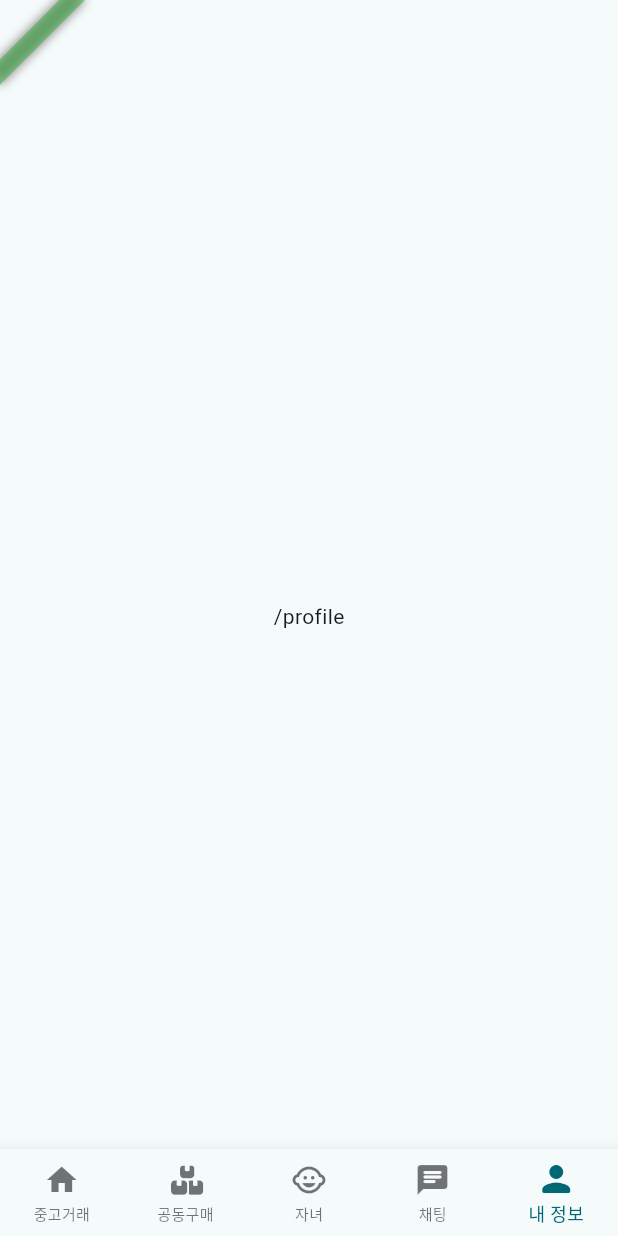
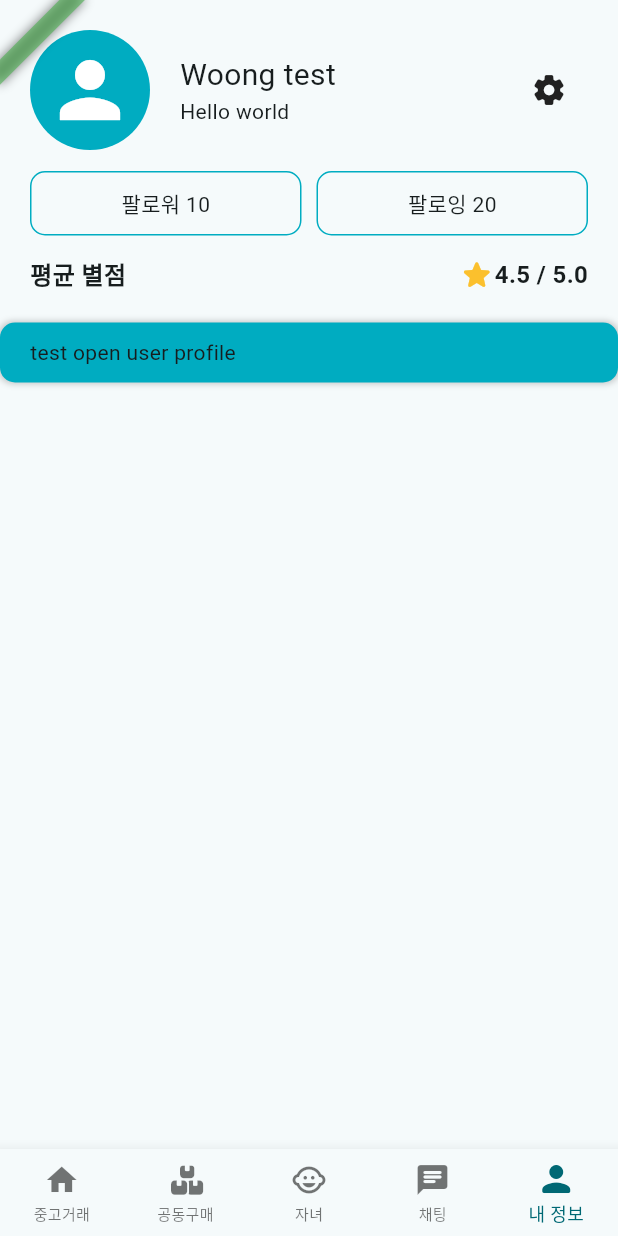
Before and after one commit to kyeongjeong/child_goods_store_flutter, a Flutter app: the screen it shows after launch, item 5 of the bottom bar chosen, on a phone screen of 412 x 824 dp. Run offline on Flutter 3.47's test engine with Material 3 defaults, Android fonts, the phone set to English and light mode, and no system bars; our stand-ins replace bloc, dio, equatable, firebase_core, flutter_bloc, flutter_secure_storage and 6 more; missing offline and left inert: flutter_naver_login, kakao_flutter_sdk_user; accounts and stored records are empty; generated files the repository leaves out were written again.

Commit message:
Feat "Implement user profile"
유저 프로필 조회하는 로직 구현 완료했습니다.
내 정보, 혹은 타 유저의 정보 모두 동일한 화면과 Bloc을 사용하여 관리합니다.

```diff
--- a/lib/app_router.dart
+++ b/lib/app_router.dart
@@ -1,6 +1,7 @@
 import 'package:child_goods_store_flutter/blocs/auth/auth_bloc_singleton.dart';
 import 'package:child_goods_store_flutter/blocs/edit_profile/edit_profile_bloc.dart';
 import 'package:child_goods_store_flutter/blocs/phone_verify/phone_verify_bloc.dart';
+import 'package:child_goods_store_flutter/blocs/profile/profile_bloc.dart';
 import 'package:child_goods_store_flutter/blocs/signup/signup_bloc.dart';
 import 'package:child_goods_store_flutter/blocs/splash/splash_cubit.dart';
 import 'package:child_goods_store_flutter/constants/routes.dart';
@@ -57,9 +58,6 @@ class _AppRouterState extends State<AppRouter> {
         final allowPageInUnknownState = [Routes.signup, Routes.phoneVerify];
         final allowPageInUnAuthState = [Routes.phoneVerify];
         final blockPageInAuthState = [Routes.root, Routes.signin];
-
-        print(authState.authStatus);
-        print(state.matchedLocation);
 
         if (authState.authStatus == EAuthStatus.init) {
           return Routes.root;
@@ -140,7 +138,6 @@ class _AppRouterState extends State<AppRouter> {
               items: [
                 const BottomNavigationBarItem(
                   label: '중고거래',
-                  activeIcon: Icon(Icons.home),
                   icon: Icon(Icons.home),
                 ),
                 BottomNavigationBarItem(
@@ -204,11 +201,29 @@ class _AppRouterState extends State<AppRouter> {
               routes: [
                 GoRoute(
                   path: Routes.profile,
-                  builder: (context, state) => const ProfilePage(),
+                  builder: (context, state) => BlocProvider(
+                    create: (context) => ProfileBloc(
+                      userRepository: context.read<UserRepository>(),
+                      userIdx: AuthBlocSingleton.bloc.state.user!.userIdx!,
+                    ),
+                    child: const ProfilePage(
+                      popAble: false,
+                    ),
+                  ),
                 ),
               ],
             ),
           ],
+        ),
+        GoRoute(
+          path: '${Routes.profile}/:userIdx',
+          builder: (context, state) => BlocProvider(
+            create: (context) => ProfileBloc(
+              userRepository: context.read<UserRepository>(),
+              userIdx: int.parse(state.pathParameters['userIdx'] as String),
+            ),
+            child: const ProfilePage(popAble: true),
+          ),
         ),
       ],
     );
--- a/lib/blocs/auth/auth_bloc.dart
+++ b/lib/blocs/auth/auth_bloc.dart
@@ -82,7 +82,7 @@ class AuthBloc extends Bloc<AuthEvent, AuthState>
           throw Exception('소셜 로그인에 실패했습니다.');
         }
 
-        print(accessToken);
+        debugPrint('[AuthBloc/_authSignin] $accessToken');
 
         var res = await authRepository.signinWithOauth2(
           method: method,
--- /dev/null
+++ b/lib/blocs/profile/profile_bloc.dart
@@ -0,0 +1,56 @@
+import 'package:child_goods_store_flutter/blocs/auth/auth_bloc_singleton.dart';
+import 'package:child_goods_store_flutter/blocs/profile/profile_event.dart';
+import 'package:child_goods_store_flutter/blocs/profile/profile_state.dart';
+import 'package:child_goods_store_flutter/enums/loading_status.dart';
+import 'package:child_goods_store_flutter/mixins/dio_exception_handler.dart';
+import 'package:child_goods_store_flutter/models/res/res_model.dart';
+import 'package:child_goods_store_flutter/models/user/user_profile_model.dart';
+import 'package:child_goods_store_flutter/repositories/user_repository.dart';
+import 'package:flutter_bloc/flutter_bloc.dart';
+
+class ProfileBloc extends Bloc<ProfileEvent, ProfileState>
+    with DioExceptionHandlerMixin {
+  final UserRepository userRepository;
+  final int userIdx;
+
+  ProfileBloc({
+    required this.userRepository,
+    required this.userIdx,
+  }) : super(const ProfileState.init()) {
+    on<ProfileGet>(_profileGetHandler);
+
+    add(ProfileGet());
+  }
+
+  Future<void> _profileGetHandler(
+    ProfileGet event,
+    Emitter<ProfileState> emit,
+  ) async {
+    if (state.status == ELoadingStatus.loading &&
+        state.profileStatus == ELoadingStatus.loading) return;
+
+    emit(state.copyWith(
+      status: ELoadingStatus.loading,
+      profileStatus: ELoadingStatus.loading,
+    ));
+    await handleApiRequest(
+      () async {
+        ResModel<UserProfileModel>? res;
+        if (userIdx == AuthBlocSingleton.bloc.state.user?.userIdx) {
+          res = await userRepository.getMyProfile();
+        } else {
+          res = await userRepository.getUserProfile(userIdx: userIdx);
+        }
+
+        emit(state.copyWith(
+          status: ELoadingStatus.loaded,
+          profileStatus: ELoadingStatus.loaded,
+          userProfile: res.data,
+        ));
+      },
+      state: state,
+      emit: emit,
+      initAfterError: false,
+    );
+  }
+}
--- /dev/null
+++ b/lib/blocs/profile/profile_event.dart
@@ -0,0 +1,3 @@
+abstract class ProfileEvent {}
+
+class ProfileGet extends ProfileEvent {}
--- /dev/null
+++ b/lib/blocs/profile/profile_state.dart
@@ -0,0 +1,45 @@
+import 'package:child_goods_store_flutter/blocs/abs_bloc_state.dart';
+import 'package:child_goods_store_flutter/enums/loading_status.dart';
+import 'package:child_goods_store_flutter/models/user/user_profile_model.dart';
+
+class ProfileState extends BlocState {
+  final ELoadingStatus profileStatus;
+  final UserProfileModel? userProfile;
+
+  const ProfileState({
+    required this.profileStatus,
+    this.userProfile,
+    required super.status,
+    super.message,
+  });
+
+  const ProfileState.init()
+      : profileStatus = ELoadingStatus.init,
+        userProfile = null,
+        super(
+          status: ELoadingStatus.init,
+          message: null,
+        );
+
+  @override
+  ProfileState copyWith({
+    ELoadingStatus? profileStatus,
+    UserProfileModel? userProfile,
+    ELoadingStatus? status,
+    String? message,
+  }) =>
+      ProfileState(
+        profileStatus: profileStatus ?? this.profileStatus,
+        userProfile: userProfile ?? this.userProfile,
+        status: status ?? this.status,
+        message: message ?? this.message,
+      );
+
+  @override
+  List<Object?> get props => [
+        profileStatus,
+        userProfile,
+        status,
+        message,
+      ];
+}
--- /dev/null
+++ b/lib/models/user/user_profile_model.dart
@@ -0,0 +1,21 @@
+import 'package:freezed_annotation/freezed_annotation.dart';
+
+part 'user_profile_model.freezed.dart';
+part 'user_profile_model.g.dart';
+
+@freezed
+class UserProfileModel with _$UserProfileModel {
+  factory UserProfileModel({
+    int? userIdx,
+    String? nickName,
+    String? introduce,
+    String? profileImg,
+    int? followNum,
+    int? followingNum,
+    double? averageStars,
+    DateTime? createAt,
+  }) = _UserProfileModel;
+
+  factory UserProfileModel.fromJson(Map<String, dynamic> json) =>
+      _$UserProfileModelFromJson(json);
+}
--- a/lib/pages/profile/profile_page.dart
+++ b/lib/pages/profile/profile_page.dart
@@ -1,17 +1,115 @@
-import 'package:child_goods_store_flutter/flavors.dart';
+import 'package:child_goods_store_flutter/blocs/profile/profile_bloc.dart';
+import 'package:child_goods_store_flutter/blocs/profile/profile_event.dart';
+import 'package:child_goods_store_flutter/blocs/profile/profile_state.dart';
+import 'package:child_goods_store_flutter/constants/gaps.dart';
+import 'package:child_goods_store_flutter/constants/routes.dart';
+import 'package:child_goods_store_flutter/constants/strings.dart';
+import 'package:child_goods_store_flutter/enums/loading_status.dart';
+import 'package:child_goods_store_flutter/pages/profile/widgets/profile_card.dart';
 import 'package:child_goods_store_flutter/widgets/app_font.dart';
+import 'package:child_goods_store_flutter/widgets/app_ink_button.dart';
+import 'package:child_goods_store_flutter/widgets/app_snackbar.dart';
 import 'package:flutter/material.dart';
+import 'package:flutter_bloc/flutter_bloc.dart';
+import 'package:go_router/go_router.dart';
 
 class ProfilePage extends StatelessWidget {
-  const ProfilePage({super.key});
+  final bool popAble;
+
+  const ProfilePage({
+    super.key,
+    required this.popAble,
+  });
+
+  void _onTapRetryGetProfile(BuildContext context) {
+    context.read<ProfileBloc>().add(ProfileGet());
+  }
 
   @override
   Widget build(BuildContext context) {
-    return Scaffold(
-      appBar: AppBar(
-        title: AppFont(F.name),
+    return BlocListener<ProfileBloc, ProfileState>(
+      listenWhen: (previous, current) => previous.status != current.status,
+      listener: (context, state) {
+        if (state.status == ELoadingStatus.error &&
+            state.profileStatus == ELoadingStatus.loaded) {
+          AppSnackbar.show(
+            context,
+            message: state.message ?? Strings.unknownFail,
+          );
+        }
+      },
+      child: Scaffold(
+        appBar: popAble
+            ? AppBar(
+                title: const AppFont('프로필'),
+              )
+            : null,
+        body: SafeArea(
+          child: BlocBuilder<ProfileBloc, ProfileState>(
+            builder: (context, state) {
+              if (state.profileStatus == ELoadingStatus.loaded) {
+                return _buildBody(context, state: state);
+              }
+              if (state.status == ELoadingStatus.error &&
+                  state.profileStatus == ELoadingStatus.loading) {
+                return _buildError(
+                  context,
+                  message: state.message ?? Strings.unknownFail,
+                );
+              }
+              return const Center(
+                child: CircularProgressIndicator(),
+              );
+            },
+          ),
+        ),
       ),
-      body: const Center(child: AppFont('/profile')),
+    );
+  }
+
+  Widget _buildBody(
+    BuildContext context, {
+    required ProfileState state,
+  }) {
+    return CustomScrollView(
+      slivers: [
+        SliverToBoxAdapter(
+          child: ProfileCard(
+            userProfile: state.userProfile!,
+            popAble: popAble,
+          ),
+        ),
+        SliverToBoxAdapter(
+          child: AppInkButton(
+            onTap: () {
+              context.push('${Routes.profile}/10');
+            },
+            child: const AppFont('test open user profile'),
+          ),
+        ),
+      ],
+    );
+  }
+
+  Widget _buildError(
+    BuildContext context, {
+    required String message,
+  }) {
+    return Center(
+      child: Column(
+        mainAxisSize: MainAxisSize.min,
+        children: [
+          AppFont(message),
+          Gaps.v20,
+          AppInkButton(
+            onTap: () => _onTapRetryGetProfile(context),
+            child: const AppFont(
+              '재시도',
+              color: Colors.white,
+            ),
+          ),
+        ],
+      ),
     );
   }
 }
--- /dev/null
+++ b/lib/pages/profile/widgets/profile_card.dart
@@ -0,0 +1,151 @@
+import 'package:child_goods_store_flutter/constants/gaps.dart';
+import 'package:child_goods_store_flutter/constants/sizes.dart';
+import 'package:child_goods_store_flutter/constants/strings.dart';
+import 'package:child_goods_store_flutter/models/user/user_profile_model.dart';
+import 'package:child_goods_store_flutter/widgets/app_font.dart';
+import 'package:child_goods_store_flutter/widgets/app_ink_button.dart';
+import 'package:child_goods_store_flutter/widgets/app_profile_image.dart';
+import 'package:flutter/material.dart';
+
+class ProfileCard extends StatelessWidget {
+  final UserProfileModel userProfile;
+  final bool popAble;
+
+  const ProfileCard({
+    super.key,
+    required this.userProfile,
+    required this.popAble,
+  });
+
+  void _onTapSetting() {}
+
+  void _onTapFollowButton() {}
+
+  void _onTapFollow() {}
+
+  void _onTapFollowing() {}
+
+  @override
+  Widget build(BuildContext context) {
+    return Padding(
+      padding: const EdgeInsets.all(Sizes.size20),
+      child: Column(
+        children: [
+          Row(
+            children: [
+              AppProfileImage(
+                profileImg: userProfile.profileImg,
+              ),
+              Gaps.h20,
+              Expanded(
+                child: Column(
+                  crossAxisAlignment: CrossAxisAlignment.stretch,
+                  children: [
+                    AppFont(
+                      userProfile.nickName ?? Strings.nullStr,
+                      fontSize: Sizes.size20,
+                    ),
+                    AppFont(userProfile.introduce ?? Strings.nullStr),
+                  ],
+                ),
+              ),
+              Gaps.h20,
+              if (!popAble)
+                AppInkButton(
+                  onTap: _onTapSetting,
+                  borderRadSize: Sizes.size32,
+                  color: Theme.of(context).scaffoldBackgroundColor,
+                  shadowColor: Colors.transparent,
+                  padding: EdgeInsets.zero,
+                  child: const Padding(
+                    padding: EdgeInsets.all(Sizes.size14),
+                    child: Icon(Icons.settings_rounded),
+                  ),
+                ),
+              if (popAble)
+                AppInkButton(
+                  onTap: _onTapFollowButton,
+                  child: const AppFont(
+                    '팔로우',
+                    color: Colors.white,
+                  ),
+                ),
+            ],
+          ),
+          Gaps.v14,
+          Row(
+            children: [
+              _followButton(
+                context,
+                onTap: _onTapFollow,
+                text: '팔로워 ${userProfile.followNum ?? 0}',
+              ),
+              Gaps.h10,
+              _followButton(
+                context,
+                onTap: _onTapFollowing,
+                text: '팔로잉 ${userProfile.followingNum ?? 0}',
+              ),
+            ],
+          ),
+          Gaps.v14,
+          Row(
+            children: [
+              const AppFont(
+                '평균 별점',
+                fontSize: Sizes.size16,
+                fontWeight: FontWeight.w700,
+              ),
+              const Expanded(child: SizedBox()),
+              Row(
+                children: [
+                  Icon(
+                    Icons.star_rounded,
+                    color: Colors.yellow.shade700,
+                  ),
+                  AppFont(
+                    '${userProfile.averageStars?.toStringAsFixed(1) ?? 0} / 5.0',
+                    fontSize: Sizes.size16,
+                    fontWeight: FontWeight.w700,
+                  )
+                ],
+              ),
+            ],
+          ),
+        ],
+      ),
+    );
+  }
+
+  Widget _followButton(
+    BuildContext context, {
+    required void Function() onTap,
+    required String text,
+  }) {
+    return Flexible(
+      flex: 1,
+      child: AppInkButton(
+        onTap: onTap,
+        color: Colors.transparent,
+        shadowColor: Colors.transparent,
+        padding: EdgeInsets.zero,
+        child: Container(
+          width: double.maxFinite,
+          decoration: BoxDecoration(
+            border: Border.all(
+              color: Theme.of(context).primaryColor,
+            ),
+            borderRadius: BorderRadius.circular(Sizes.size10),
+          ),
+          padding: const EdgeInsets.symmetric(
+            vertical: Sizes.size10,
+            horizontal: Sizes.size20,
+          ),
+          child: Center(
+            child: AppFont(text),
+          ),
+        ),
+      ),
+    );
+  }
+}
--- a/lib/pages/splash/splash_page.dart
+++ b/lib/pages/splash/splash_page.dart
@@ -51,7 +51,6 @@ class _SplashPageState extends State<SplashPage> {
           child: BlocConsumer<SplashCubit, ESplash>(
             listener: (context, state) {
               if (state == ESplash.adminDistrict) {
-                print('admin district initlaize');
                 _getAdminDistrict();
               }
               if (state == ESplash.getUser) {
--- a/lib/widgets/app_ink_button.dart
+++ b/lib/widgets/app_ink_button.dart
@@ -6,6 +6,8 @@ class AppInkButton extends StatelessWidget {
   final double borderRadSize;
   final Color? color;
   final Widget child;
+  final EdgeInsets padding;
+  final Color? shadowColor;
 
   const AppInkButton({
     super.key,
@@ -13,6 +15,11 @@ class AppInkButton extends StatelessWidget {
     this.borderRadSize = Sizes.size10,
     this.color,
     required this.child,
+    this.padding = const EdgeInsets.symmetric(
+      vertical: Sizes.size10,
+      horizontal: Sizes.size20,
+    ),
+    this.shadowColor,
   });
 
   @override
@@ -23,16 +30,14 @@ class AppInkButton extends StatelessWidget {
       splashColor: Theme.of(context).splashColor,
       borderRadius: BorderRadius.circular(borderRadSize),
       child: Ink(
-        padding: const EdgeInsets.symmetric(
-          vertical: Sizes.size10,
-          horizontal: Sizes.size20,
-        ),
+        padding: padding,
         decoration: BoxDecoration(
           color: color ?? Theme.of(context).primaryColor,
           borderRadius: BorderRadius.circular(borderRadSize),
           boxShadow: [
             BoxShadow(
-              color: Theme.of(context).shadowColor.withOpacity(0.2),
+              color:
+                  shadowColor ?? Theme.of(context).shadowColor.withOpacity(0.2),
               blurRadius: Sizes.size3,
               spreadRadius: Sizes.size1,
             ),
--- /dev/null
+++ b/lib/widgets/app_profile_image.dart
@@ -0,0 +1,37 @@
+import 'package:child_goods_store_flutter/constants/sizes.dart';
+import 'package:child_goods_store_flutter/constants/strings.dart';
+import 'package:flutter/material.dart';
+
+class AppProfileImage extends StatelessWidget {
+  final String? profileImg;
+  final double radius;
+
+  const AppProfileImage({
+    super.key,
+    this.profileImg,
+    this.radius = Sizes.size20,
+  });
+
+  @override
+  Widget build(BuildContext context) {
+    return Container(
+      width: Sizes.size80,
+      height: Sizes.size80,
+      decoration: BoxDecoration(
+        shape: BoxShape.circle,
+        color: Theme.of(context).primaryColor,
+      ),
+      clipBehavior: Clip.hardEdge,
+      child: profileImg == null || profileImg == Strings.nullStr
+          ? const Icon(
+              Icons.person,
+              size: Sizes.size60,
+              color: Colors.white,
+            )
+          : Image.network(
+              profileImg!,
+              fit: BoxFit.cover,
+            ),
+    );
+  }
+}
```
Also changed, not shown: lib/mixins/dio_exception_handler.dart (+18 -2 lines), lib/models/go_router_extra_model.dart (added, +17 -0 lines), lib/repositories/user_repository.dart (+77 -2 lines), lib/models/user/user_profile_model.freezed.dart (added), lib/models/user/user_profile_model.g.dart (added).
